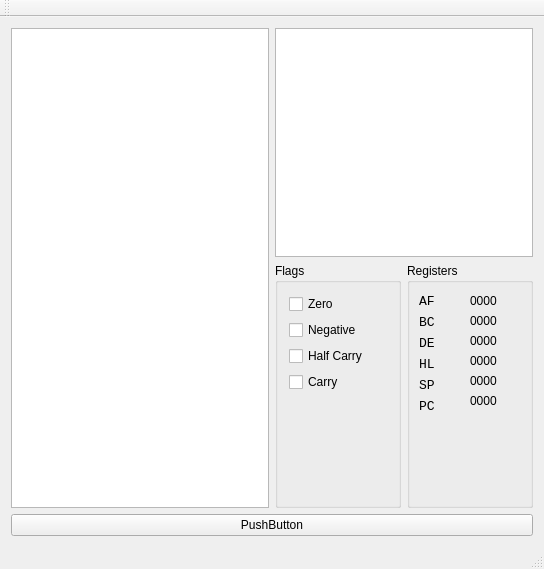
Qt form Gambel/mainwindow.ui (Oskenso/gambel) before a commit.
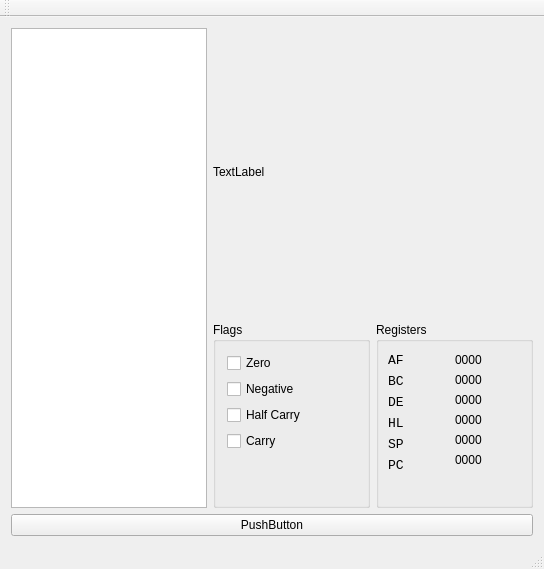
The same form after that commit.

Commit message: 2d render

Patch:
```diff
--- a/Gambel/mainwindow.ui
+++ b/Gambel/mainwindow.ui
@@ -36,7 +36,32 @@
           <item>
            <layout class="QVBoxLayout" name="verticalLayout_9">
             <item>
-             <widget class="QGraphicsView" name="graphicsView"/>
+             <widget class="QLabel" name="label">
+              <property name="minimumSize">
+               <size>
+                <width>320</width>
+                <height>288</height>
+               </size>
+              </property>
+              <property name="maximumSize">
+               <size>
+                <width>9999</width>
+                <height>9999</height>
+               </size>
+              </property>
+              <property name="sizeIncrement">
+               <size>
+                <width>8</width>
+                <height>16</height>
+               </size>
+              </property>
+              <property name="text">
+               <string>TextLabel</string>
+              </property>
+              <property name="scaledContents">
+               <bool>true</bool>
+              </property>
+             </widget>
             </item>
             <item>
              <layout class="QHBoxLayout" name="horizontalLayout_3">
```
The commit also changes 2 other files.
